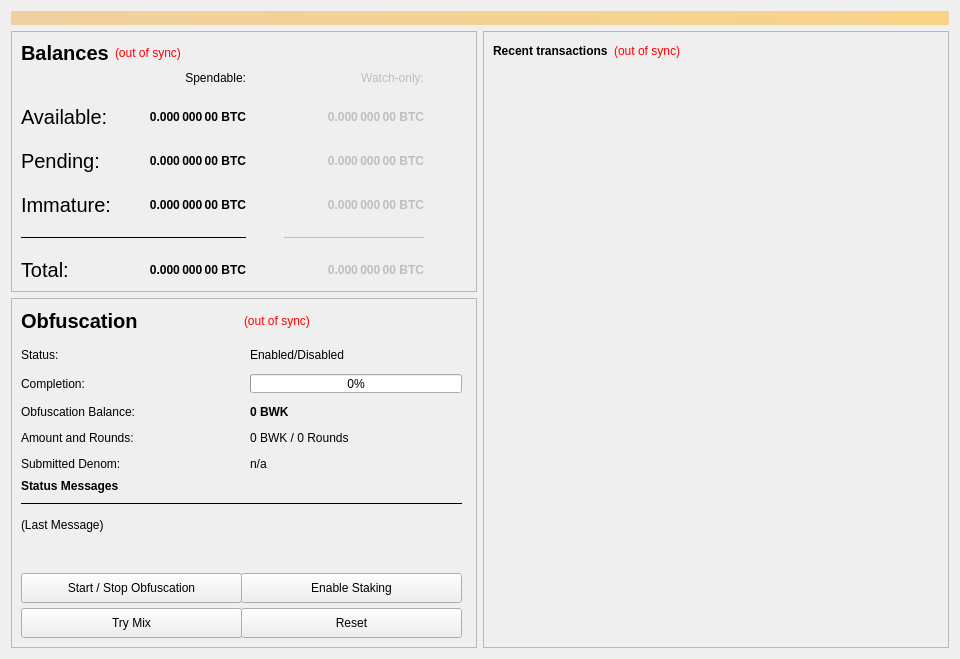
SHTDJ/Bulwark, file src/qt/forms/overviewpage.ui: the form before one commit.
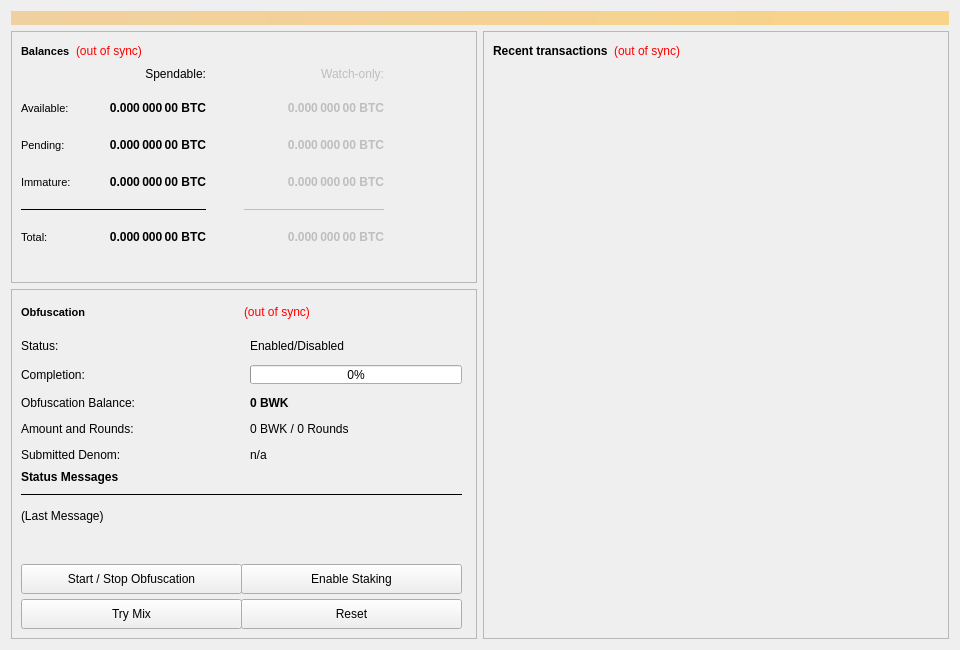
The form after the commit.

Commit message: made all label the same size

The edit to the form file:
```diff
--- a/src/qt/forms/overviewpage.ui
+++ b/src/qt/forms/overviewpage.ui
@@ -58,7 +58,7 @@
              <widget class="QLabel" name="BalanceTitle">
               <property name="font">
                <font>
-                <pointsize>15</pointsize>
+                <pointsize>8</pointsize>
                 <weight>75</weight>
                 <italic>false</italic>
                 <bold>true</bold>
@@ -120,7 +120,7 @@
              <widget class="QLabel" name="labelImmatureText">
               <property name="font">
                <font>
-                <pointsize>15</pointsize>
+                <pointsize>8</pointsize>
                </font>
               </property>
               <property name="text">
@@ -244,7 +244,8 @@
              <widget class="QLabel" name="labelPendingText">
               <property name="font">
                <font>
-                <pointsize>15</pointsize>
+                <pointsize>8</pointsize>
+                <kerning>true</kerning>
                </font>
               </property>
               <property name="text">
@@ -331,7 +332,7 @@
              <widget class="QLabel" name="labelTotalText">
               <property name="font">
                <font>
-                <pointsize>15</pointsize>
+                <pointsize>8</pointsize>
                </font>
               </property>
               <property name="text">
@@ -394,7 +395,9 @@
              <widget class="QLabel" name="labelBalanceText">
               <property name="font">
                <font>
-                <pointsize>15</pointsize>
+                <pointsize>8</pointsize>
+                <weight>50</weight>
+                <bold>false</bold>
                </font>
               </property>
               <property name="text">
@@ -1191,7 +1194,7 @@
             <widget class="QLabel" name="ObfuscationTitle">
              <property name="font">
               <font>
-               <pointsize>15</pointsize>
+               <pointsize>8</pointsize>
                <weight>75</weight>
                <bold>true</bold>
               </font>
```
